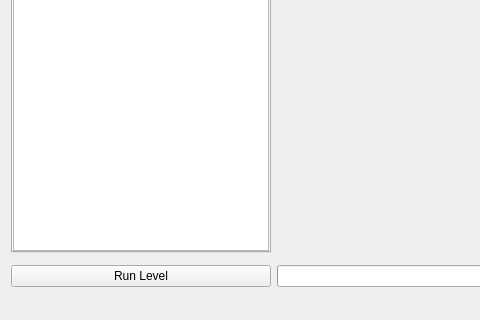
Old version of the form SSPSolution/SSP_Editor/SSP_Editor.ui in the repository Chringo/SSP; both pictures show x 0 to 480 and y 416 to 736 of the 1171 by 736 pixel window.
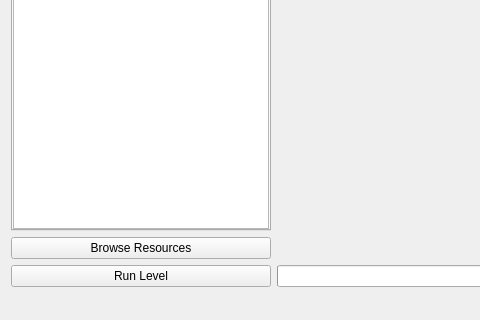
New version of the form. The open tabs and pages were chosen to show the change.

Patch:
```diff
--- a/SSPSolution/SSP_Editor/SSP_Editor.ui
+++ b/SSPSolution/SSP_Editor/SSP_Editor.ui
@@ -2940,6 +2940,9 @@
        </layout>
       </widget>
       <widget class="QWidget" name="tab_2">
+       <property name="enabled">
+        <bool>true</bool>
+       </property>
        <attribute name="title">
         <string>Scene info</string>
        </attribute>
@@ -2994,6 +2997,13 @@
       </property>
      </widget>
     </item>
+    <item row="3" column="1">
+     <widget class="QPushButton" name="browseButton">
+      <property name="text">
+       <string>Browse Resources</string>
+      </property>
+     </widget>
+    </item>
    </layout>
   </widget>
   <widget class="QMenuBar" name="menuBar">
```
Left out of the diff: 6 changed lines with no effect on the pictures.
